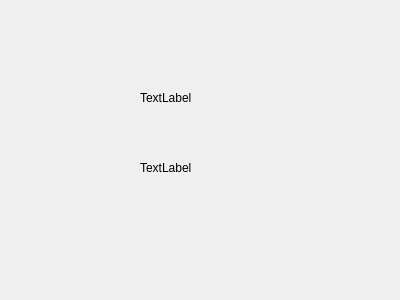
Qt form ooplab5/client.ui (RevanVI/oop) before a commit.
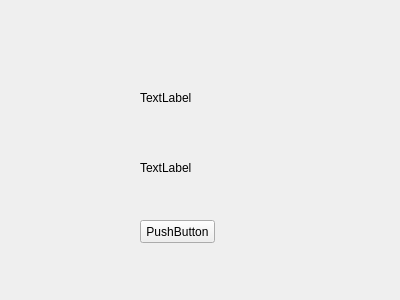
The same form after that commit.

Patch:
```diff
--- a/ooplab5/client.ui
+++ b/ooplab5/client.ui
@@ -39,6 +39,19 @@
     <string>TextLabel</string>
    </property>
   </widget>
+  <widget class="QPushButton" name="pushButton">
+   <property name="geometry">
+    <rect>
+     <x>140</x>
+     <y>220</y>
+     <width>75</width>
+     <height>23</height>
+    </rect>
+   </property>
+   <property name="text">
+    <string>PushButton</string>
+   </property>
+  </widget>
  </widget>
  <layoutdefault spacing="6" margin="11"/>
  <resources/>
```
